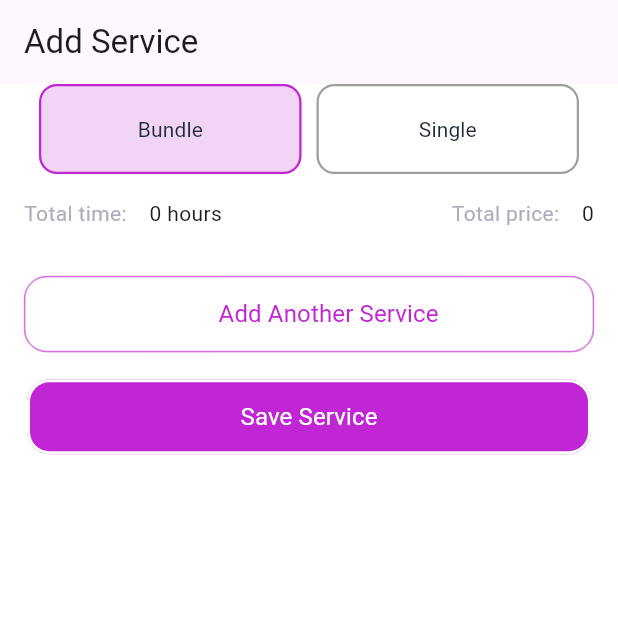
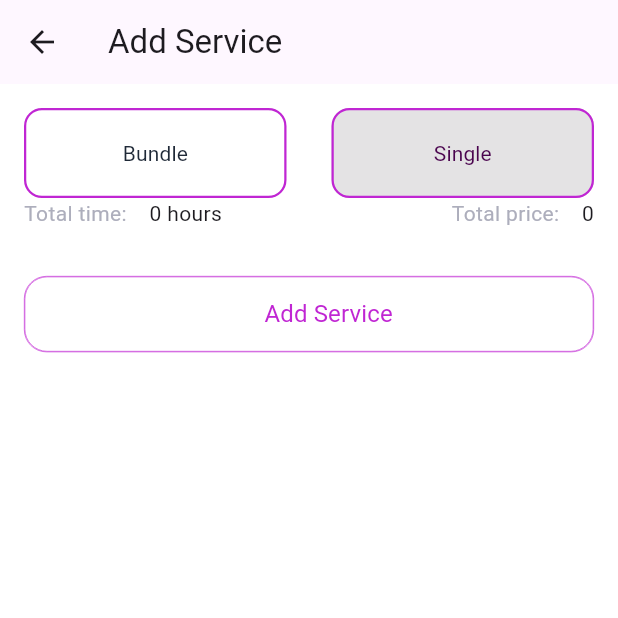
Before and after one commit to Chinmayverma1602/1glam, a Flutter app: the screen it shows after launch, after a tap on "Single", on a phone screen of 412 x 824 dp, the top half of it. Run offline on Flutter 3.47's test engine with Material 3 defaults, Android fonts, the phone set to English and light mode, and no system bars; our stand-ins replace dropdown_textfield, flutter_svg, font_awesome_flutter, google_fonts, pinput; missing offline and left inert: switcher_button.

Commit message:
bundle and service pages added

```diff
--- a/lib/main.dart
+++ b/lib/main.dart
@@ -2,10 +2,13 @@ import 'package:flutter/material.dart';
 import 'package:glam1/screens/AboutMePage.dart';
 import 'package:glam1/screens/AddServicesPage.dart';
 import 'package:glam1/screens/AddressDetailsPage.dart';
+import 'package:glam1/screens/BundleServicePage.dart';
+import 'package:glam1/screens/EnterDetailsPage.dart';
 import 'package:glam1/screens/HomePage.dart';
 import 'package:glam1/screens/LeadsPage.dart';
 import 'package:glam1/screens/LoginPage.dart';
 import 'package:glam1/screens/ServicesInfoPage.dart';
+import 'package:glam1/screens/SingleServiceScreen.dart';
 import 'package:glam1/screens/TravellingInfo.dart';
 import 'package:glam1/screens/VerifyEmailPage.dart';
 
@@ -23,7 +26,7 @@ class MyApp extends StatelessWidget {
       debugShowCheckedModeBanner: false,
       initialRoute: '/home',
       routes: {
-        '/home': (context) => AddServicesPage(),
+        '/home': (context) => BundleServicePage(),
         '/leads': (context) => const LeadsPage(),
         '/calendar': (context) => const HomePage(),
         '/settings': (context) => const HomePage(),
--- a/lib/screens/AddServicesPage.dart
+++ b/lib/screens/AddServicesPage.dart
@@ -13,7 +13,7 @@ class AddServicesPage extends StatefulWidget {
 }
 
 class _AddServicesPageState extends State<AddServicesPage> {
-  bool isBundle = true;
+  bool isBundle = false;
   List<CustomServiceSelectionContainer> serviceWidgets = [];
 
   void _toggleMode() {
--- /dev/null
+++ b/lib/screens/BundleServicePage.dart
@@ -0,0 +1,146 @@
+import 'package:flutter/material.dart';
+import 'package:glam1/constants/AppColors.dart';
+import 'package:glam1/screens/HomePage.dart';
+import 'package:glam1/screens/SingleServiceScreen.dart';
+import 'package:glam1/widgets/CustomButton.dart';
+import 'package:glam1/widgets/CustomButton2.dart';
+import 'package:glam1/widgets/CustomServiceSelectionContainer.dart';
+
+class BundleServicePage extends StatefulWidget {
+  const BundleServicePage({Key? key}) : super(key: key);
+
+  @override
+  State<BundleServicePage> createState() => _BundleServicePageState();
+}
+
+class _BundleServicePageState extends State<BundleServicePage> {
+  List<CustomServiceSelectionContainer> serviceWidgets = [];
+
+  void _addService() {
+    setState(() {
+      final newIndex = serviceWidgets.length;
+      serviceWidgets.add(
+        CustomServiceSelectionContainer(
+          title: 'New Service',
+          serviceCategory: 'Luxury',
+          buttonBorderColor: AppColors.hintText.withOpacity(0.4),
+          borderColor: AppColors.hintText,
+          hintText: 'Service description',
+          borderRadius: 16,
+          durationLabel: '2',
+          priceLabel: '40,000',
+          artistName: 'New Artist',
+          artistSpecialization: 'Specialist',
+          serviceType: 'Bundle Service',
+          serviceIcon: 'assets/images/f.svg',
+          leadingIconColor: AppColors.primary,
+          trailingIconColor: AppColors.primary,
+          artistImage: 'assets/images/img.svg',
+          onDelete: () => _removeService(newIndex),
+        ),
+      );
+    });
+  }
+
+  void _removeService(int index) {
+    if (index >= 0 && index < serviceWidgets.length) {
+      setState(() {
+        serviceWidgets.removeAt(index);
+      });
+    }
+  }
+
+  int _calculateTotalTime() => serviceWidgets.length * 2;
+  int _calculateTotalPrice() => serviceWidgets.length * 40000;
+
+  @override
+  Widget build(BuildContext context) {
+    return Scaffold(
+      backgroundColor: Colors.white,
+      appBar: AppBar(
+        shadowColor: Colors.white,
+        title: const Text("Add Service"),
+      ),
+      body: SingleChildScrollView(
+        child: Padding(
+          padding: const EdgeInsets.symmetric(horizontal: 16),
+          child: Column(
+            crossAxisAlignment: CrossAxisAlignment.start,
+            children: [
+              const SizedBox(height: 16.0),
+               Row(
+                mainAxisAlignment: MainAxisAlignment.spaceBetween,
+                children: [
+                  CustomButton2(text: "Bundle", borderColor: AppColors.primary,fillColor: AppColors.primary.withOpacity(0.2),textColor: AppColors.title,),
+                   CustomButton2(text: "Single", borderColor: AppColors.primary,onTap: (){
+                    Navigator.push(context, MaterialPageRoute(builder: (context)=>SingleServicePage()));
+                   },),
+                ],
+              ),
+              Row(
+                children: [
+                  const Text("Total time:", style: TextStyle(color: AppColors.hintText)),
+                  const SizedBox(width: 15),
+                  Text("${_calculateTotalTime()} hours"),
+                  const Spacer(),
+                  const Text("Total price:", style: TextStyle(color: AppColors.hintText)),
+                  const SizedBox(width: 15),
+                  Text("${_calculateTotalPrice()}"),
+                ],
+              ),
+              const SizedBox(height: 16.0),
+              Column(
+                children: List.generate(serviceWidgets.length, (index) {
+                  final widget = serviceWidgets[index];
+                  return CustomServiceSelectionContainer(
+                    title: widget.title,
+                    serviceCategory: widget.serviceCategory,
+                    buttonBorderColor: widget.buttonBorderColor,
+                    borderColor: widget.borderColor,
+                    hintText: widget.hintText,
+                    borderRadius: widget.borderRadius,
+                    durationLabel: widget.durationLabel,
+                    priceLabel: widget.priceLabel,
+                    artistName: widget.artistName,
+                    artistSpecialization: widget.artistSpecialization,
+                    serviceType: 'Bundle Service',
+                    serviceIcon: widget.serviceIcon,
+                    leadingIconColor: widget.leadingIconColor,
+                    trailingIconColor: widget.trailingIconColor,
+                    artistImage: widget.artistImage,
+                    onDelete: () => _removeService(index),
+                  );
+                }),
+              ),
+              const SizedBox(height: 16),
+              CustomButton(
+                icon: Icons.add,
+                text: "Add Another Service",
+                color: Colors.transparent,
+                onPressed: _addService,
+                textColor: AppColors.primary,
+                borderColor: AppColors.primary,
+                border: true,
+                borderThickness: 0.4,
+              ),
+              if (serviceWidgets.isNotEmpty) ...[
+                const SizedBox(height: 16),
+                CustomButton(
+                  text: "Save Service",
+                  color: AppColors.primary,
+                  onPressed: () {
+                    Navigator.push(
+                      context,
+                      MaterialPageRoute(builder: (context) => const HomePage()),
+                    );
+                  },
+                ),
+              ],
+              const SizedBox(height: 16),
+            ],
+          ),
+        ),
+      ),
+    );
+  }
+}
--- a/lib/screens/LoginPage.dart
+++ b/lib/screens/LoginPage.dart
@@ -173,10 +173,12 @@ class _LoginPageState extends State<LoginPage> {
                     borderColor: AppColors.primary,
                     leadingImage: 'assets/images/Frame.svg',
                     trailingImage: 'assets/images/i.svg',
+                    fillColor:Colors.transparent,
                   ),
                   CustomButton2(
                     text: "Language",
                     borderColor: AppColors.primary,
+                      fillColor:Colors.transparent,
                     leadingImage: 'assets/images/Frame-1.svg',
                     trailingImage: 'assets/images/i.svg',
                   ),
--- /dev/null
+++ b/lib/screens/SIngleServiceScreen.dart
@@ -0,0 +1,136 @@
+import 'package:flutter/material.dart';
+import 'package:glam1/constants/AppColors.dart';
+import 'package:glam1/screens/BundleServicePage.dart';
+import 'package:glam1/screens/HomePage.dart';
+import 'package:glam1/widgets/CustomButton.dart';
+import 'package:glam1/widgets/CustomButton2.dart';
+import 'package:glam1/widgets/CustomServiceSelectionContainer.dart';
+
+class SingleServicePage extends StatefulWidget {
+  const SingleServicePage({Key? key}) : super(key: key);
+
+  @override
+  State<SingleServicePage> createState() => _SingleServicePageState();
+}
+
+class _SingleServicePageState extends State<SingleServicePage> {
+  CustomServiceSelectionContainer? serviceWidget;
+
+  void _addService() {
+    setState(() {
+      serviceWidget = CustomServiceSelectionContainer(
+        title: 'New Service',
+        serviceCategory: 'Luxury',
+        buttonBorderColor: AppColors.hintText.withOpacity(0.4),
+        borderColor: AppColors.hintText,
+        hintText: 'Service description',
+        borderRadius: 16,
+        durationLabel: '2',
+        priceLabel: '40,000',
+        artistName: 'New Artist',
+        artistSpecialization: 'Specialist',
+        serviceType: 'Mobile Service',
+        serviceIcon: 'assets/images/f.svg',
+        leadingIconColor: AppColors.primary,
+        trailingIconColor: AppColors.primary,
+        artistImage: 'assets/images/img.svg',
+        onDelete: _removeService,
+      );
+    });
+  }
+
+  void _removeService() {
+    setState(() {
+      serviceWidget = null;
+    });
+  }
+
+  int _calculateTotalTime() => serviceWidget != null ? 2 : 0;
+  int _calculateTotalPrice() => serviceWidget != null ? 40000 : 0;
+
+  @override
+  Widget build(BuildContext context) {
+    return Scaffold(
+      backgroundColor: Colors.white,
+      appBar: AppBar(
+        shadowColor: Colors.white,
+        title: const Text("Add Service"),
+      ),
+      body: SingleChildScrollView(
+        child: Padding(
+          padding: const EdgeInsets.symmetric(horizontal: 16),
+          child: Column(
+            crossAxisAlignment: CrossAxisAlignment.start,
+            children: [
+              const SizedBox(height: 16.0),
+              Row(
+                mainAxisAlignment: MainAxisAlignment.spaceBetween,
+                children: [
+                  CustomButton2(text: "Bundle", borderColor: AppColors.primary, onTap: (){
+                      Navigator.push(context, MaterialPageRoute(builder: (context)=>BundleServicePage()));
+                    },),
+                   CustomButton2(text: "Single", borderColor: AppColors.primary, fillColor: AppColors.primary.withOpacity(0.2),textColor: AppColors.title,),
+                ],
+              ),
+              Row(
+                children: [
+                  const Text("Total time:", style: TextStyle(color: AppColors.hintText)),
+                  const SizedBox(width: 15),
+                  Text("${_calculateTotalTime()} hours"),
+                  const Spacer(),
+                  const Text("Total price:", style: TextStyle(color: AppColors.hintText)),
+                  const SizedBox(width: 15),
+                  Text("${_calculateTotalPrice()}"),
+                ],
+              ),
+              const SizedBox(height: 16.0),
+              if (serviceWidget != null)
+                CustomServiceSelectionContainer(
+                  title: serviceWidget!.title,
+                  serviceCategory: serviceWidget!.serviceCategory,
+                  buttonBorderColor: serviceWidget!.buttonBorderColor,
+                  borderColor: serviceWidget!.borderColor,
+                  hintText: serviceWidget!.hintText,
+                  borderRadius: serviceWidget!.borderRadius,
+                  durationLabel: serviceWidget!.durationLabel,
+                  priceLabel: serviceWidget!.priceLabel,
+                  artistName: serviceWidget!.artistName,
+                  artistSpecialization: serviceWidget!.artistSpecialization,
+                  serviceType: 'Mobile Service',
+                  serviceIcon: serviceWidget!.serviceIcon,
+                  leadingIconColor: serviceWidget!.leadingIconColor,
+                  trailingIconColor: serviceWidget!.trailingIconColor,
+                  artistImage: serviceWidget!.artistImage,
+                  onDelete: _removeService,
+                ),
+              const SizedBox(height: 16),
+              if (serviceWidget == null)
+                CustomButton(
+                  icon: Icons.add,
+                  text: "Add Service",
+                  color: Colors.transparent,
+                  onPressed: _addService,
+                  textColor: AppColors.primary,
+                  borderColor: AppColors.primary,
+                  border: true,
+                  borderThickness: 0.4,
+                ),
+              if (serviceWidget != null)
+                CustomButton(
+                  text: "Save Service",
+                  color: AppColors.primary,
+                  onPressed: () {
+                    Navigator.push(
+                      context,
+                      MaterialPageRoute(builder: (context) => const HomePage()),
+                    );
+                  },
+                ),
+              const SizedBox(height: 16),
+            ],
+          ),
+        ),
+      ),
+    );
+  }
+}
--- a/lib/widgets/CustomButton2.dart
+++ b/lib/widgets/CustomButton2.dart
@@ -16,6 +16,7 @@ class CustomButton2 extends StatelessWidget {
   final bool isBold;
   final Color iconColor;
   final double iconSize;
+  final VoidCallback? onTap;
 
   CustomButton2({
     Key? key,
@@ -31,6 +32,7 @@ class CustomButton2 extends StatelessWidget {
     this.isBold = false,
     this.iconColor = Colors.black,
     this.iconSize = 24.0,
+    this.onTap
   }) : super(key: key);
 
   @override
@@ -46,9 +48,7 @@ class CustomButton2 extends StatelessWidget {
         ),
         padding: const EdgeInsets.all(8.0),
       ),
-      onPressed: () {
-        // onPressed function
-      },
+      onPressed:onTap,
       child: Row(
         mainAxisAlignment: MainAxisAlignment.spaceBetween,
         crossAxisAlignment: CrossAxisAlignment.center,
```
